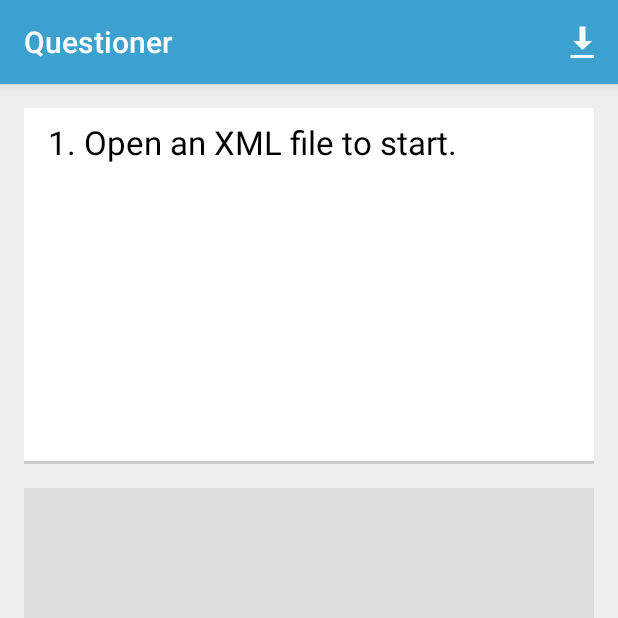
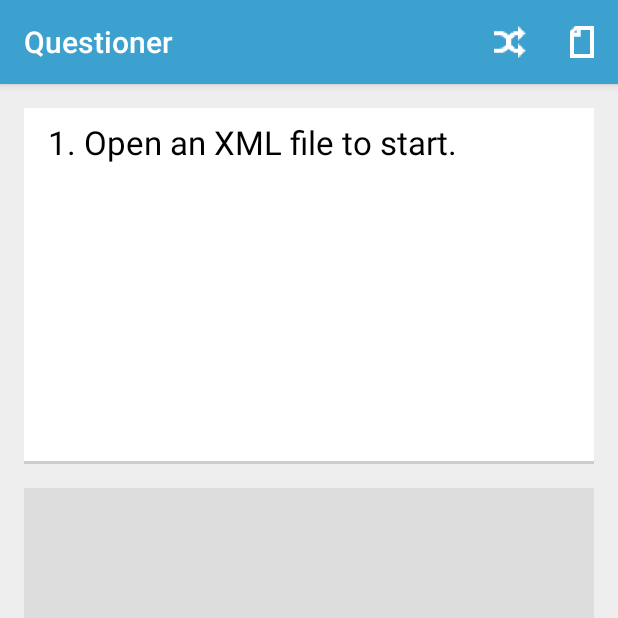
Before and after one commit to aldendino/Questioner-Mobile, an Android app: the screen it shows after launch (MainActivity), after a tap on "Load", on a phone screen of 412 x 824 dp, the top half of it. Run offline under Robolectric (Android 15) with nearby library versions, the light colour scheme and no system bars.

Commit message:
new icons and random function

```diff
--- a/app/src/main/java/com/aldendino/questioner/MainActivity.java
+++ b/app/src/main/java/com/aldendino/questioner/MainActivity.java
@@ -23,6 +23,7 @@ import java.io.IOException;
 import java.io.InputStream;
 import java.io.InputStreamReader;
 import java.util.ArrayList;
+import java.util.Random;
 
 public class MainActivity extends ActionBarActivity{
 
@@ -38,6 +39,7 @@ public class MainActivity extends ActionBarActivity{
     public final String help = "To do so, click the icon in the top right corner.";
 
     private ArrayList<Question> qm;
+    private Random generator;
 
     private final String tag = "tag";
 
@@ -45,6 +47,7 @@ public class MainActivity extends ActionBarActivity{
     protected void onCreate(Bundle savedInstanceState) {
         super.onCreate(savedInstanceState);
         setContentView(R.layout.activity_pager);
+        getSupportActionBar().getThemedContext();
 
         if (savedInstanceState != null) {
             qm = savedInstanceState.getParcelableArrayList("array");
@@ -98,6 +101,7 @@ public class MainActivity extends ActionBarActivity{
             loadData(data);
         }
 
+        generator = new Random();
         setHome();
     }
 
@@ -122,8 +126,12 @@ public class MainActivity extends ActionBarActivity{
     public boolean onOptionsItemSelected(MenuItem item) {
         int id = item.getItemId();
 
-        if (id == R.id.action_settings) {
+        if (id == R.id.action_load) {
             performFileSearch();
+            return true;
+        }
+        else if(id == R.id.action_random) {
+            scrollToRandom();
             return true;
         }
         else if (id == android.R.id.home) {
@@ -211,4 +219,15 @@ public class MainActivity extends ActionBarActivity{
             return qm.size();
         }
     }
+
+    private void scrollToRandom() {
+        if(qm.size() > 1) {
+            int random = generator.nextInt(qm.size());
+            int current = mPager.getCurrentItem();
+            while(random == current) {
+                random = generator.nextInt(qm.size());
+            }
+            mPager.setCurrentItem(random);
+        }
+    }
 }
--- a/app/src/main/res/menu/menu_main.xml
+++ b/app/src/main/res/menu/menu_main.xml
@@ -1,9 +1,14 @@
 <menu xmlns:android="http://schemas.android.com/apk/res/android"
     xmlns:app="http://schemas.android.com/apk/res-auto"
     xmlns:tools="http://schemas.android.com/tools" tools:context=".MainActivity">
-    <item android:id="@+id/action_settings"
-        android:title="@string/action_settings"
-        android:icon="@android:drawable/stat_sys_download"
+    <item android:id="@+id/action_load"
+        android:title="@string/action_load"
+        android:icon="@drawable/ic_load"
         android:orderInCategory="100"
         app:showAsAction="always" />
+    <item android:id="@+id/action_random"
+        android:title="@string/action_random"
+        android:icon="@drawable/ic_random"
+        android:orderInCategory="99"
+        app:showAsAction="ifRoom" />
 </menu>
--- /dev/null
+++ b/app/src/main/res/values-v21/styles.xml
@@ -0,0 +1,8 @@
+<?xml version="1.0" encoding="utf-8"?>
+<resources>
+
+    <style name="Theme.MyTheme" parent="Theme.AppCompat">
+        <item name="colorPrimary">@color/primary</item>
+        <item name="android:colorPrimaryDark">@color/primaryDark</item>
+    </style>
+</resources>
--- a/app/src/main/res/values/strings.xml
+++ b/app/src/main/res/values/strings.xml
@@ -2,8 +2,9 @@
 <resources>
 
     <string name="app_name">Questioner</string>
-    <string name="action_settings">Load</string>
-    <string name="dialog_message">The file was not parseable.</string>
-    <string name="dialog_title">Error</string>
+    <string name="action_load">Load</string>
+    <string name="action_random">Random</string>
+    <string name="dialog_message">The file could not be parsed.</string>
+    <string name="dialog_title">File Parsing Error</string>
 
 </resources>
--- a/app/src/main/res/values/styles.xml
+++ b/app/src/main/res/values/styles.xml
@@ -1,15 +1,11 @@
 <resources>
-
-    <!-- Base application theme. -->
-    <style name="AppTheme" parent="Theme.AppCompat.Light">
-        <!-- Customize your theme here. -->
-    </style>
 
     <style name="Theme.MyTheme" parent="Theme.AppCompat">
         <item name="colorPrimary">@color/primary</item>
     </style>
 
     <color name="primary">#3da1cf</color>
+    <color name="primaryDark">#1a698e</color>
     <color name="background">#eeeeee</color>
     <color name="dark">#dddddd</color>
     <color name="darker">#cccccc</color>
```
Also changed, not shown: app/src/main/ic_load-web.png (added), app/src/main/ic_random-web.png (added), app/src/main/res/drawable-hdpi/ic_load.png (added), app/src/main/res/drawable-hdpi/ic_random.png (added), app/src/main/res/drawable-mdpi/ic_load.png (added), app/src/main/res/drawable-mdpi/ic_random.png (added), app/src/main/res/drawable-xhdpi/ic_load.png (added), app/src/main/res/drawable-xhdpi/ic_random.png (added), app/src/main/res/drawable-xxhdpi/ic_load.png (added), app/src/main/res/drawable-xxhdpi/ic_random.png (added).
